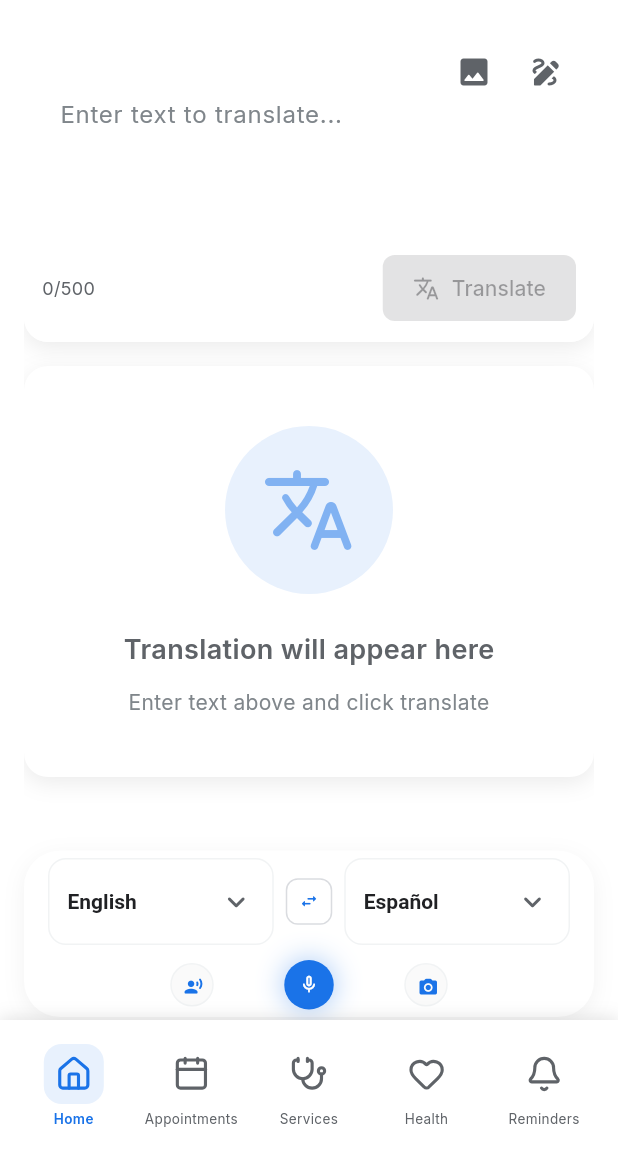
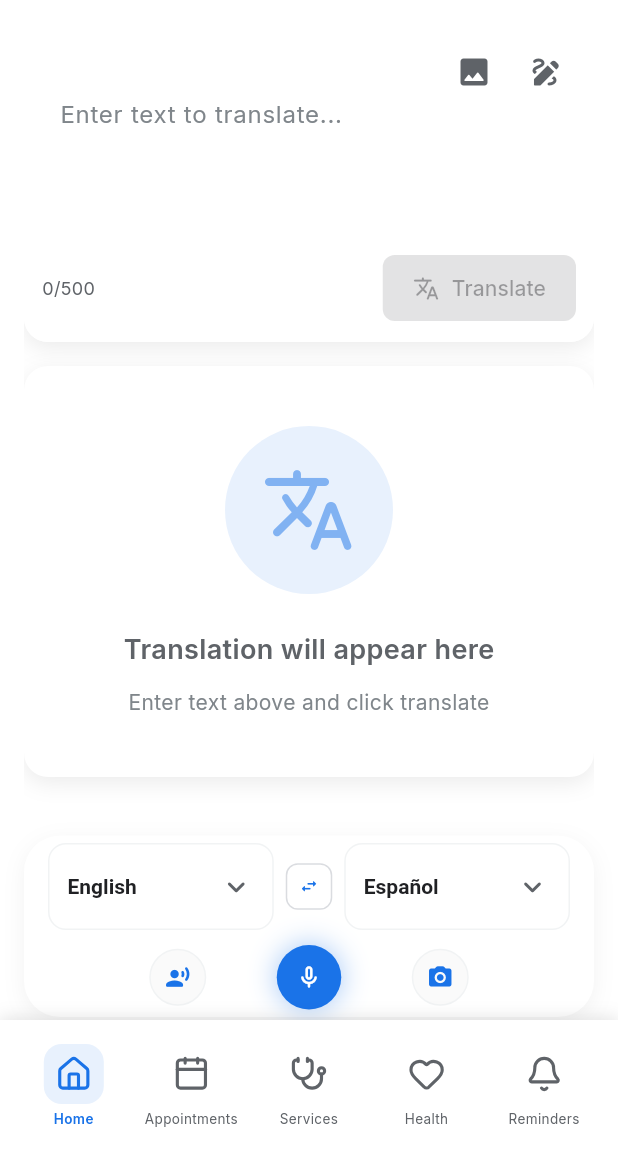
Before and after one commit to Kingmaker-RK/Medicus1, a Flutter app: the TranslationScreen screen opened by its route, on a phone screen of 412 x 824 dp, the part 84-1236 px from its top. Run offline on Flutter 3.47's test engine with Material 3 defaults, Android fonts, the phone set to English and light mode, and no system bars; our stand-ins replace dio, firebase_auth, firebase_core, flutter_tts, go_router, google_fonts and 8 more; missing offline and left inert: deepl_dart; accounts and stored records are empty.

Commit message:
Final commit - ensure all changes are saved
- Generated with [Teta](https://teta.so) using [Claude Code](https://claude.com/claude-code)

Co-Authored-By: Teta <noreply@teta.so> using Claude <noreply@anthropic.com>

```diff
--- a/lib/screens/translation_screen.dart
+++ b/lib/screens/translation_screen.dart
@@ -495,8 +495,8 @@ class _TranslationScreenState extends State<TranslationScreen>
             children: [
               // Conversation Mode
               Container(
-                width: 29,
-                height: 29,
+                width: 38,
+                height: 38,
                 decoration: BoxDecoration(
                   shape: BoxShape.circle,
                   color: _isConversationMode ? AppColors.accent : Colors.grey[50],
@@ -518,7 +518,7 @@ class _TranslationScreenState extends State<TranslationScreen>
                   icon: Icon(
                     Icons.record_voice_over_rounded,
                     color: _isConversationMode ? Colors.white : AppColors.accent,
-                    size: 13,
+                    size: 17,
                   ),
                   tooltip: 'Conversation Mode',
                 ),
@@ -533,8 +533,8 @@ class _TranslationScreenState extends State<TranslationScreen>
 
               // Camera
               Container(
-                width: 29,
-                height: 29,
+                width: 38,
+                height: 38,
                 decoration: BoxDecoration(
                   shape: BoxShape.circle,
                   color: Colors.grey[50],
@@ -543,7 +543,7 @@ class _TranslationScreenState extends State<TranslationScreen>
                 child: IconButton(
                   onPressed: () => _pickAndExtractImage(source: ImageSource.camera),
                   icon: Icon(Icons.camera_alt_rounded, color: AppColors.accent),
-                  iconSize: 14,
+                  iconSize: 18,
                   tooltip: 'Take Photo',
                 ),
               ),
@@ -1117,8 +1117,8 @@ class _TranslationScreenState extends State<TranslationScreen>
             await translationProvider.stopListening();
           },
           child: Container(
-            width: 33,
-            height: 33,
+            width: 43,
+            height: 43,
             decoration: BoxDecoration(
               shape: BoxShape.circle,
               color: translationProvider.isListening
@@ -1141,7 +1141,7 @@ class _TranslationScreenState extends State<TranslationScreen>
                   translationProvider.isListening
                       ? Icons.mic_rounded
                       : Icons.mic_none_rounded,
-                  size: 14,
+                  size: 18,
                   color: Colors.white,
                 ),
                 if (translationProvider.isListening)
```
Also changed, not shown: 1 other file.
